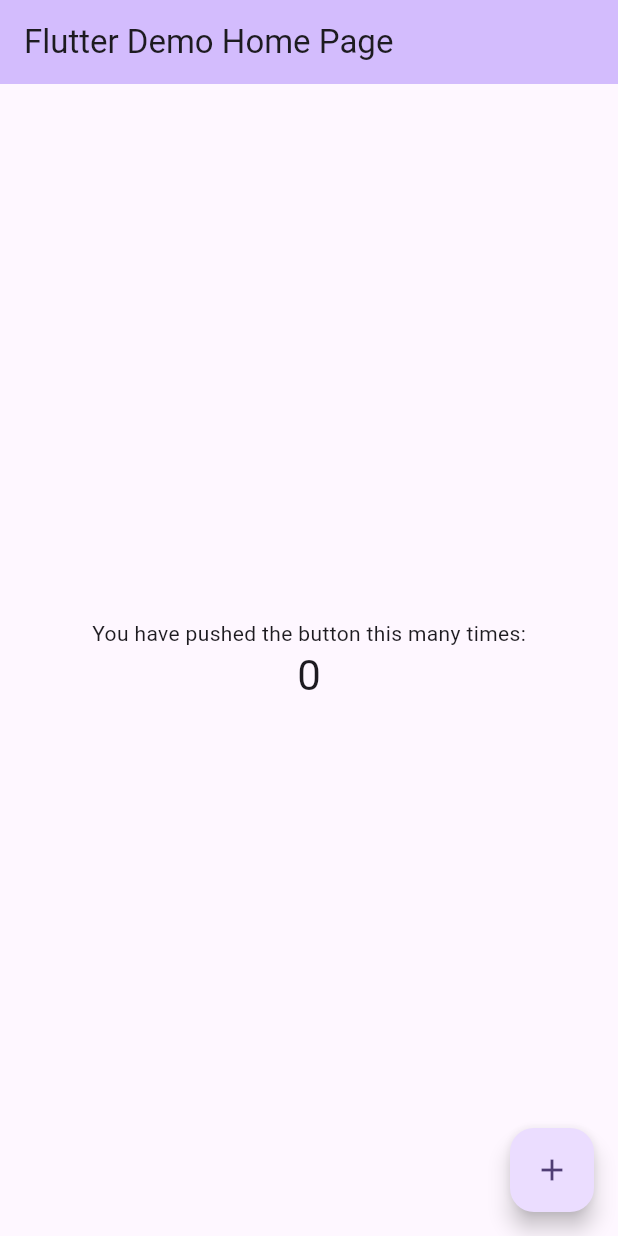
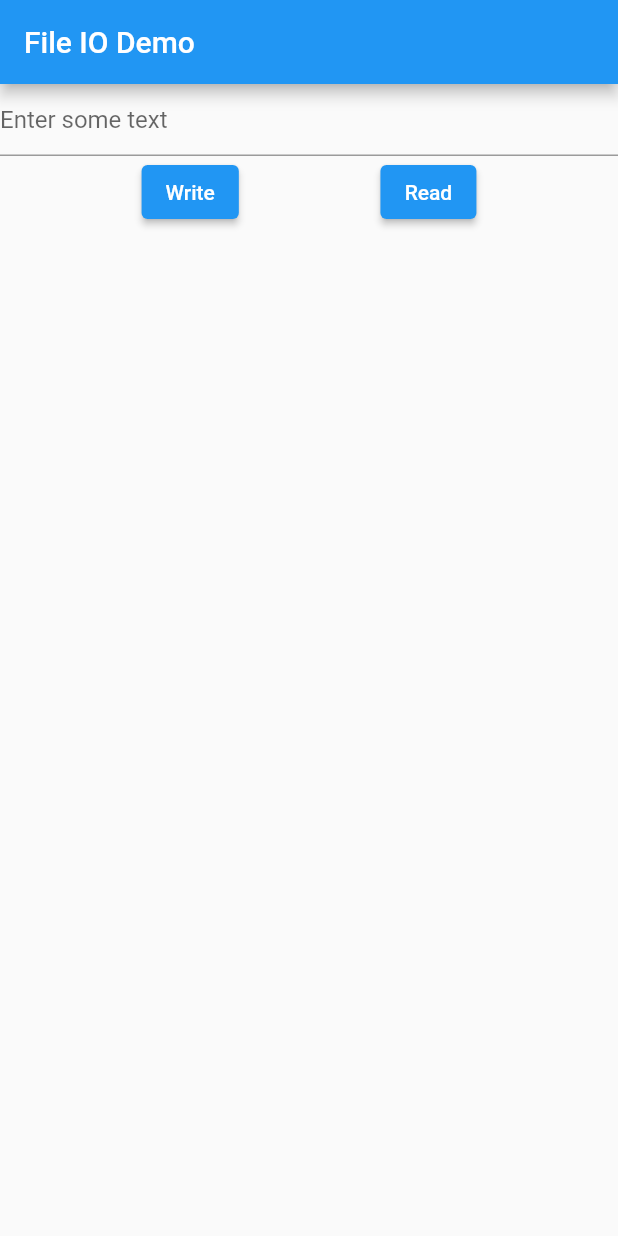
Before and after one commit to penggu/DishCount, a Flutter app: the screen it shows after launch, on a phone screen of 412 x 824 dp. Run offline on Flutter 3.47's test engine with Material 2 defaults, Android fonts, the phone set to English and light mode, and no system bars; our stand-ins replace camera.

Commit message:
implement file I/O on Android emultor

```diff
--- a/fileio/lib/main.dart
+++ b/fileio/lib/main.dart
@@ -1,125 +1,90 @@
 import 'package:flutter/material.dart';
 
+// for file system access
+import 'dart:async';
+import 'dart:io';
+import 'package:path_provider/path_provider.dart';
+
 void main() {
-  runApp(const MyApp());
+  WidgetsFlutterBinding.ensureInitialized();
+  runApp(MaterialApp(home: FileIODemo()));
 }
 
-class MyApp extends StatelessWidget {
-  const MyApp({super.key});
-
-  // This widget is the root of your application.
+class FileIODemo extends StatefulWidget {
   @override
-  Widget build(BuildContext context) {
-    return MaterialApp(
-      title: 'Flutter Demo',
-      theme: ThemeData(
-        // This is the theme of your application.
-        //
-        // TRY THIS: Try running your application with "flutter run". You'll see
-        // the application has a blue toolbar. Then, without quitting the app,
-        // try changing the seedColor in the colorScheme below to Colors.green
-        // and then invoke "hot reload" (save your changes or press the "hot
-        // reload" button in a Flutter-supported IDE, or press "r" if you used
-        // the command line to start the app).
-        //
-        // Notice that the counter didn't reset back to zero; the application
-        // state is not lost during the reload. To reset the state, use hot
-        // restart instead.
-        //
-        // This works for code too, not just values: Most code changes can be
-        // tested with just a hot reload.
-        colorScheme: ColorScheme.fromSeed(seedColor: Colors.deepPurple),
-        useMaterial3: true,
-      ),
-      home: const MyHomePage(title: 'Flutter Demo Home Page'),
-    );
-  }
+  _FileIODemoState createState() => _FileIODemoState();
 }
 
-class MyHomePage extends StatefulWidget {
-  const MyHomePage({super.key, required this.title});
-
-  // This widget is the home page of your application. It is stateful, meaning
-  // that it has a State object (defined below) that contains fields that affect
-  // how it looks.
-
-  // This class is the configuration for the state. It holds the values (in this
-  // case the title) provided by the parent (in this case the App widget) and
-  // used by the build method of the State. Fields in a Widget subclass are
-  // always marked "final".
-
-  final String title;
-
-  @override
-  State<MyHomePage> createState() => _MyHomePageState();
-}
-
-class _MyHomePageState extends State<MyHomePage> {
-  int _counter = 0;
-
-  void _incrementCounter() {
-    setState(() {
-      // This call to setState tells the Flutter framework that something has
-      // changed in this State, which causes it to rerun the build method below
-      // so that the display can reflect the updated values. If we changed
-      // _counter without calling setState(), then the build method would not be
-      // called again, and so nothing would appear to happen.
-      _counter++;
-    });
-  }
+class _FileIODemoState extends State<FileIODemo> {
+  TextEditingController _inputController = TextEditingController();
+  String _data = '';
 
   @override
   Widget build(BuildContext context) {
-    // This method is rerun every time setState is called, for instance as done
-    // by the _incrementCounter method above.
-    //
-    // The Flutter framework has been optimized to make rerunning build methods
-    // fast, so that you can just rebuild anything that needs updating rather
-    // than having to individually change instances of widgets.
     return Scaffold(
-      appBar: AppBar(
-        // TRY THIS: Try changing the color here to a specific color (to
-        // Colors.amber, perhaps?) and trigger a hot reload to see the AppBar
-        // change color while the other colors stay the same.
-        backgroundColor: Theme.of(context).colorScheme.inversePrimary,
-        // Here we take the value from the MyHomePage object that was created by
-        // the App.build method, and use it to set our appbar title.
-        title: Text(widget.title),
+      appBar: AppBar(title: Text('File IO Demo')),
+      body: Column(
+        children: [
+          // Input field and buttons
+          TextField(
+            controller: _inputController,
+            decoration: InputDecoration(hintText: 'Enter some text'),
+          ),
+          Row(
+            mainAxisAlignment: MainAxisAlignment.spaceEvenly,
+            children: [
+              ElevatedButton(
+                onPressed: () => _writeData(_inputController.text),
+                child: Text('Write'),
+              ),
+              ElevatedButton(
+                onPressed: () => _readData(),
+                child: Text('Read'),
+              ),
+            ],
+          ),
+          // Display the data read from the file
+          Expanded(
+            child: SingleChildScrollView(
+              child: Text(_data),
+            ),
+          ),
+        ],
       ),
-      body: Center(
-        // Center is a layout widget. It takes a single child and positions it
-        // in the middle of the parent.
-        child: Column(
-          // Column is also a layout widget. It takes a list of children and
-          // arranges them vertically. By default, it sizes itself to fit its
-          // children horizontally, and tries to be as tall as its parent.
-          //
-          // Column has various properties to control how it sizes itself and
-          // how it positions its children. Here we use mainAxisAlignment to
-          // center the children vertically; the main axis here is the vertical
-          // axis because Columns are vertical (the cross axis would be
-          // horizontal).
-          //
-          // TRY THIS: Invoke "debug painting" (choose the "Toggle Debug Paint"
-          // action in the IDE, or press "p" in the console), to see the
-          // wireframe for each widget.
-          mainAxisAlignment: MainAxisAlignment.center,
-          children: <Widget>[
-            const Text(
-              'You have pushed the button this many times:',
-            ),
-            Text(
-              '$_counter',
-              style: Theme.of(context).textTheme.headlineMedium,
-            ),
-          ],
-        ),
-      ),
-      floatingActionButton: FloatingActionButton(
-        onPressed: _incrementCounter,
-        tooltip: 'Increment',
-        child: const Icon(Icons.add),
-      ), // This trailing comma makes auto-formatting nicer for build methods.
     );
   }
+
+  // Function to get the local file path
+  Future<String> get _localPath async {
+    final directory = await getApplicationDocumentsDirectory();
+    return directory.path;
+  }
+
+  // Function to get the local file
+  Future<File> get _localFile async {
+    final path = await _localPath;
+    return File('$path/data.txt');
+  }
+
+  // Function to write data to the file
+  Future<File> _writeData(String data) async {
+    final file = await _localFile;
+    return file.writeAsString(data);
+  }
+
+  // Function to read data from the file
+  Future<void> _readData() async {
+    try {
+      final file = await _localFile;
+      String fileContents = await file.readAsString();
+      setState(() {
+        _data = fileContents;
+      });
+    } catch (e) {
+      print('Error reading file: $e');
+      setState(() {
+        _data = 'Error: Could not read the file';
+      });
+    }
+  }
 }
--- a/fileio/pubspec.yaml
+++ b/fileio/pubspec.yaml
@@ -31,6 +31,8 @@ dependencies:
   flutter:
     sdk: flutter
 
+  # for file io
+  path_provider: ^2.0.14
 
   # The following adds the Cupertino Icons font to your application.
   # Use with the CupertinoIcons class for iOS style icons.
```
Also changed, not shown: 8 other files.
